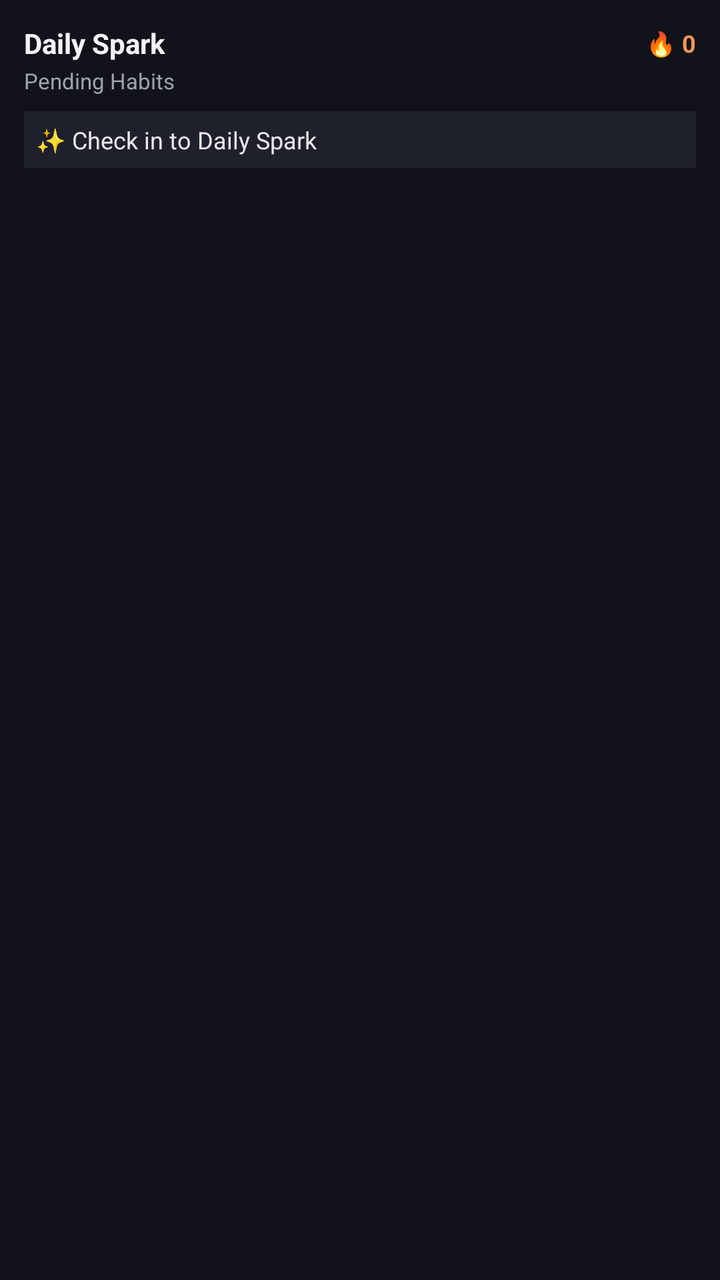
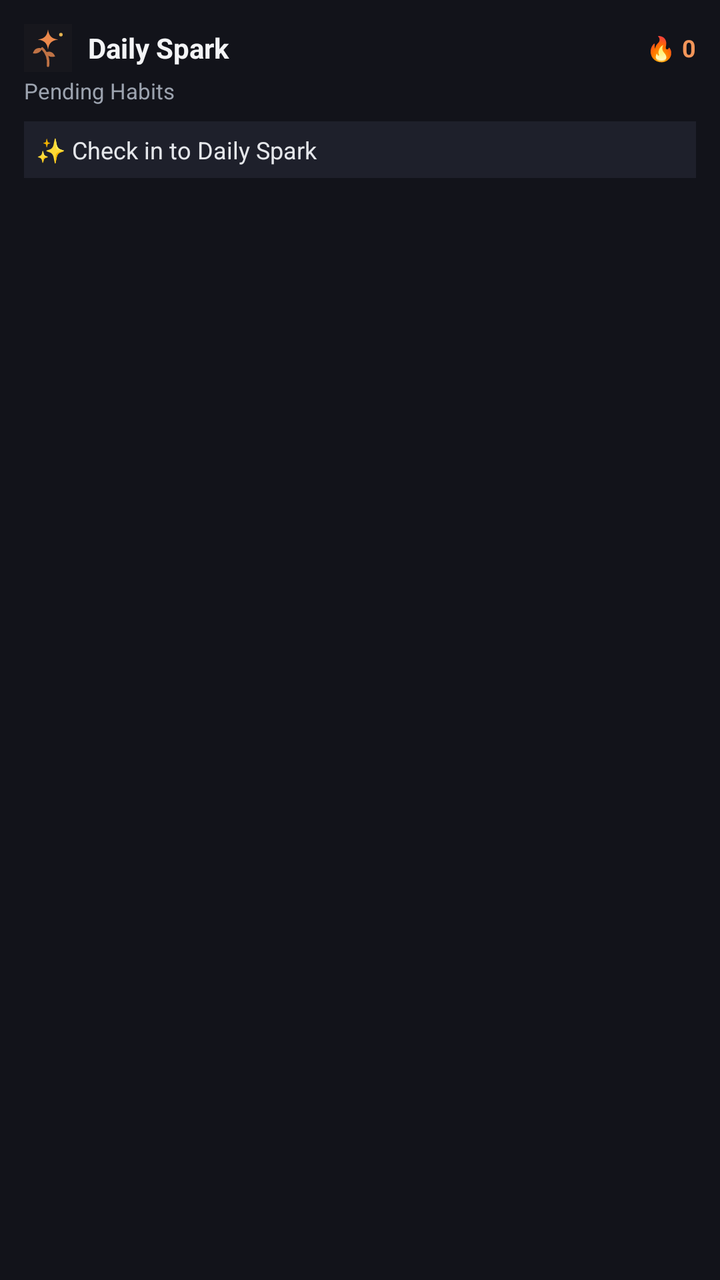

An Android layout rendered at two revisions. The XML below is the earlier revision; the diff shows what the commit changed to produce the second picture.
<!-- AndroidManifest.xml: application theme AppTheme -->
<!-- res/layout/widget_today.xml -->
<?xml version="1.0" encoding="utf-8"?>
<LinearLayout xmlns:android="http://schemas.android.com/apk/res/android"
    android:id="@+id/widget_today_container"
    android:layout_width="match_parent"
    android:layout_height="match_parent"
    android:background="#12131A"
    android:orientation="vertical"
    android:padding="12dp">

    <LinearLayout
        android:layout_width="match_parent"
        android:layout_height="wrap_content"
        android:gravity="center_vertical"
        android:orientation="horizontal">

        <TextView
            android:id="@+id/widget_today_title"
            android:layout_width="0dp"
            android:layout_height="wrap_content"
            android:layout_weight="1"
            android:text="Daily Spark"
            android:textColor="#F3F4F6"
            android:textSize="14sp"
            android:textStyle="bold" />

        <TextView
            android:id="@+id/widget_today_streak_badge"
            android:layout_width="wrap_content"
            android:layout_height="wrap_content"
            android:text="🔥 0"
            android:textColor="#F29559"
            android:textSize="12sp"
            android:textStyle="bold" />
    </LinearLayout>

    <TextView
        android:id="@+id/widget_today_subtitle"
        android:layout_width="match_parent"
        android:layout_height="wrap_content"
        android:layout_marginTop="2dp"
        android:text="Pending Habits"
        android:textColor="#9CA3AF"
        android:textSize="11sp" />

    <LinearLayout
        android:id="@+id/widget_today_items_list"
        android:layout_width="match_parent"
        android:layout_height="0dp"
        android:layout_marginTop="8dp"
        android:layout_weight="1"
        android:orientation="vertical">

        <TextView
            android:id="@+id/widget_today_item_1"
            android:layout_width="match_parent"
            android:layout_height="wrap_content"
            android:layout_marginBottom="4dp"
            android:background="#1E202B"
            android:padding="6dp"
            android:text="✨ Check in to Daily Spark"
            android:textColor="#E5E7EB"
            android:textSize="12sp" />

        <TextView
            android:id="@+id/widget_today_item_2"
            android:layout_width="match_parent"
            android:layout_height="wrap_content"
            android:layout_marginBottom="4dp"
            android:background="#1E202B"
            android:padding="6dp"
            android:text=""
            android:textColor="#E5E7EB"
            android:textSize="12sp"
            android:visibility="gone" />

        <TextView
            android:id="@+id/widget_today_item_3"
            android:layout_width="match_parent"
            android:layout_height="wrap_content"
            android:background="#1E202B"
            android:padding="6dp"
            android:text=""
            android:textColor="#E5E7EB"
            android:textSize="12sp"
            android:visibility="gone" />
    </LinearLayout>

</LinearLayout>
<!-- resources referenced by this layout -->
<resources>
  <style name="AppTheme" parent="Theme.AppCompat.Light.DarkActionBar">
          
          <item name="colorPrimary">@color/colorPrimary</item>
          <item name="colorPrimaryDark">@color/colorPrimaryDark</item>
          <item name="colorAccent">@color/colorAccent</item>
      </style>
</resources>

<!-- the commit's change to res/layout/widget_today.xml (unified diff, before → after) -->
@@ -12,6 +12,13 @@
         android:layout_height="wrap_content"
         android:gravity="center_vertical"
         android:orientation="horizontal">
+
+        <ImageView
+            android:layout_width="24dp"
+            android:layout_height="24dp"
+            android:layout_marginEnd="8dp"
+            android:contentDescription="Daily Spark logo"
+            android:src="@drawable/ic_launcher_brand" />
 
         <TextView
             android:id="@+id/widget_today_title"
<!-- resource entries referenced after the edit -->
@@ -1,5 +1,19 @@
 <!-- resources referenced by this layout -->
 <resources>
+  <!-- drawable ic_launcher_brand (drawable) -->
+  <?xml version="1.0" encoding="utf-8"?>
+  <vector xmlns:android="http://schemas.android.com/apk/res/android"
+      android:width="108dp"
+      android:height="108dp"
+      android:viewportWidth="108"
+      android:viewportHeight="108">
+      <path android:fillColor="#17171D" android:pathData="M0,0h108v108h-108z" />
+      <path android:fillColor="@android:color/transparent" android:strokeColor="#BF7245" android:strokeWidth="5.5" android:strokeLineCap="round" android:pathData="M54,94C56,79 52,66 41,55" />
+      <path android:fillColor="#BF7245" android:pathData="M41,55C30,52 23,56 20,66C30,68 38,63 41,55Z" />
+      <path android:fillColor="#BF7245" android:pathData="M48,64C58,60 66,63 70,73C60,76 52,72 48,64Z" />
+      <path android:fillColor="#EC894C" android:pathData="M54,12C56,27 62,33 77,35C62,37 56,43 54,58C52,43 46,37 31,35C46,33 52,27 54,12Z" />
+      <path android:fillColor="#E6B450" android:pathData="M83,20A4,4 0,1 0,83 28A4,4 0,1 0,83 20" />
+  </vector>
   <style name="AppTheme" parent="Theme.AppCompat.Light.DarkActionBar">
           
           <item name="colorPrimary">@color/colorPrimary</item>
